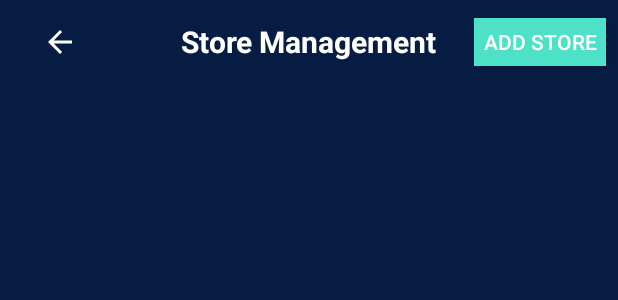
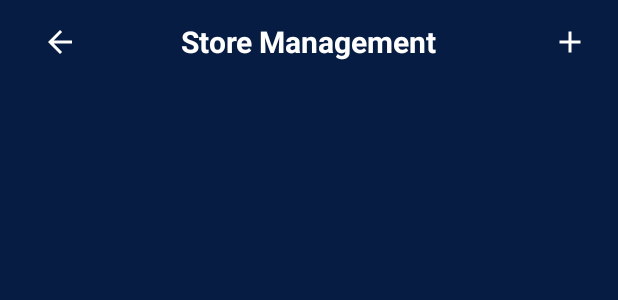
Before and after one commit to asandoval557/FieldSync_MVP, an Android app: the layout fragment_store_management.xml on its own in the app's theme, with its tools: preview values and no code run, on a phone screen of 412 x 824 dp. Shown: the top 300 px of the screen. Run offline under Robolectric (Android 15) with nearby library versions, the phone set to English and light mode, and no system bars.

```diff
--- a/android-app/app/src/main/res/layout/fragment_store_management.xml
+++ b/android-app/app/src/main/res/layout/fragment_store_management.xml
@@ -26,7 +26,7 @@
                 android:contentDescription="Back"
                 android:src="@drawable/ic_arrow_back"
                 android:tint="@color/fs_surface"
-            android:layout_gravity="start" />
+                android:layout_gravity="start|center_vertical" />
 
         <TextView
                 android:id="@+id/store_management_toolbar_title"
@@ -38,18 +38,17 @@
                 android:textStyle="bold"
                 android:layout_gravity="center" />
 
-        <Button
+        <ImageButton
                 android:id="@+id/storeManagementAddBtn"
-            android:layout_width="wrap_content"
-            android:layout_height="32dp"
-            android:layout_gravity="end"
-            android:layout_marginEnd="8dp"
-            android:text="Add Store"
-            android:textSize="14sp"
-            android:background="@color/purple_500"
-            style="@android:style/Widget.Material.Button.Toggle" />
+                android:layout_width="48dp"
+                android:layout_height="48dp"
+                android:background="?attr/selectableItemBackgroundBorderless"
+                android:src="@drawable/ic_add"
+                android:contentDescription="Add Store"
+                android:layout_gravity="end|center_vertical"
+                android:layout_marginEnd="8dp" />
+    </androidx.appcompat.widget.Toolbar>
 
-    </androidx.appcompat.widget.Toolbar>
 
     <androidx.constraintlayout.widget.ConstraintLayout
         android:layout_width="0dp"
```
Also changed, not shown: android-app/app/src/main/java/com/example/fieldsync/StoreManagement.kt (+64 -23 lines). Lines whose indentation alone changed are shown as unchanged.
